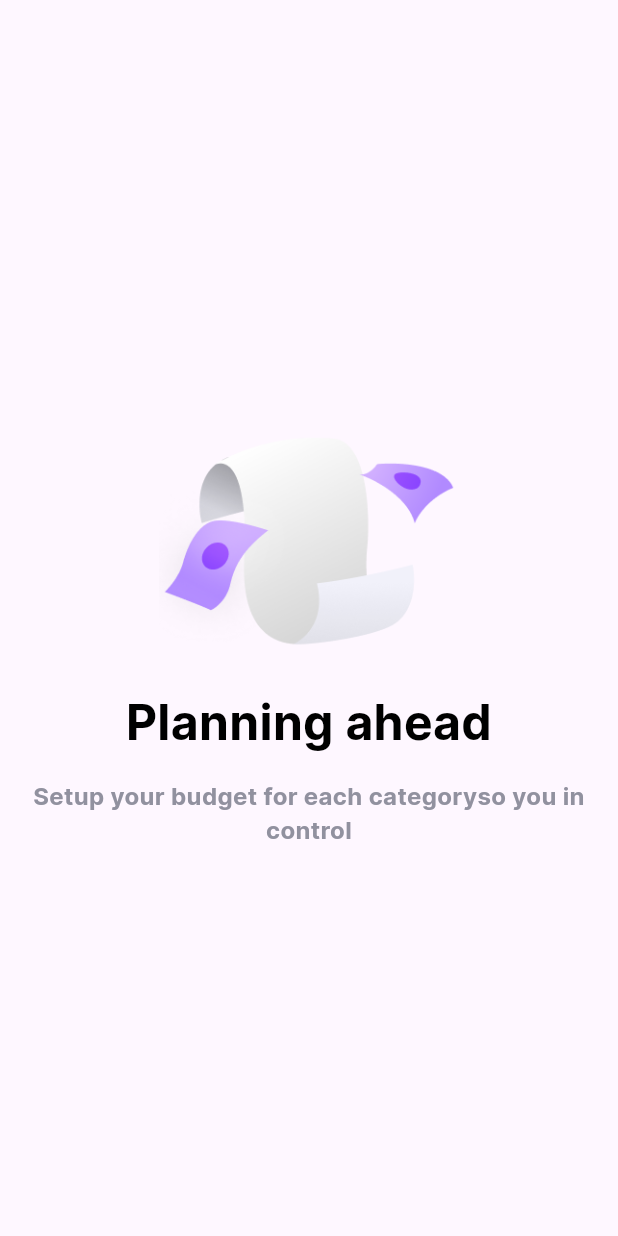
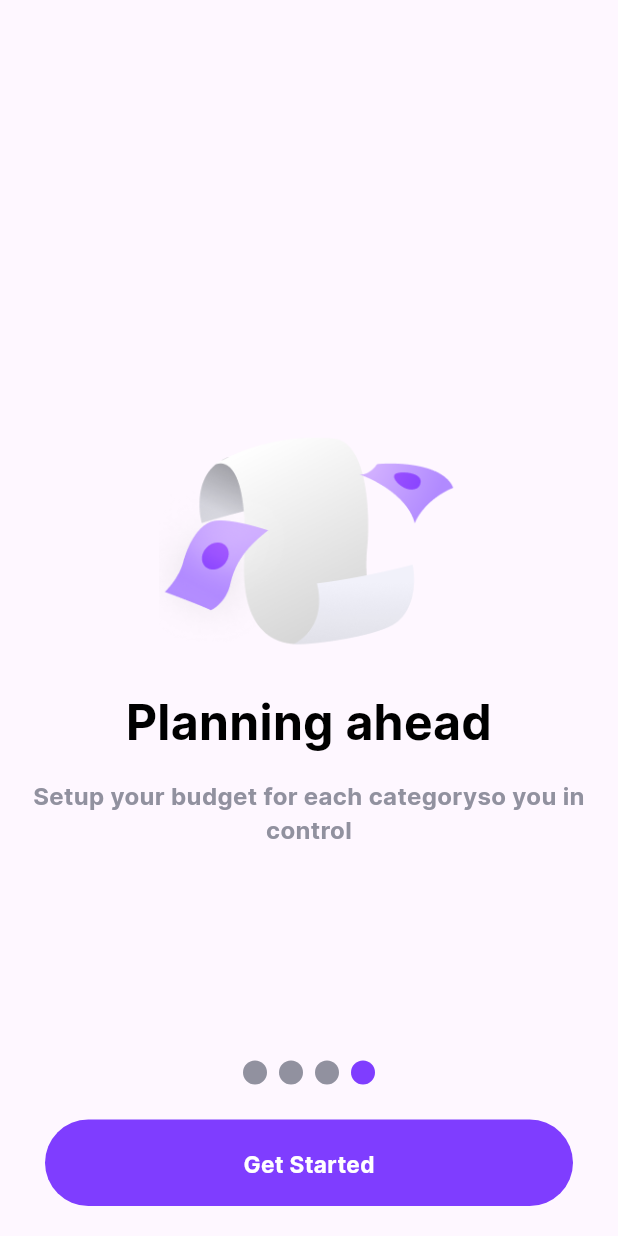
Before and after one commit to DMPDissanayake/Project_Expense, a Flutter app: the screen it shows after launch, swiped to page 4, on a phone screen of 412 x 824 dp. Run offline on Flutter 3.47's test engine with Material 3 defaults, Android fonts, the phone set to English and light mode, and no system bars; drawn by our look-alikes of smooth_page_indicator.

Commit message:
onbord srcreen

```diff
--- a/lib/Screen/on_borad_screen.dart
+++ b/lib/Screen/on_borad_screen.dart
@@ -1,7 +1,11 @@
 import 'package:flutter/material.dart';
+import 'package:project_expense/Constants/colors.dart';
 import 'package:project_expense/Data/onboradscreendata.dart';
 import 'package:project_expense/Screen/onBordScreen/front_screen.dart';
 import 'package:project_expense/Screen/onBordScreen/other_screen.dart';
+import 'package:project_expense/Screen/user_detaile_page.dart';
+import 'package:project_expense/Widgets/main_button.dart';
+import 'package:smooth_page_indicator/smooth_page_indicator.dart';
 
 class OnBoradScreen extends StatefulWidget {
   const OnBoradScreen({super.key});
@@ -11,6 +15,10 @@ class OnBoradScreen extends StatefulWidget {
 }
 
 class _OnBoradScreenState extends State<OnBoradScreen> {
+  //pageController
+  PageController _controller = PageController();
+  //shoePage
+  bool shoePage = false;
   @override
   Widget build(BuildContext context) {
     return Scaffold(
@@ -21,6 +29,12 @@ class _OnBoradScreenState extends State<OnBoradScreen> {
               children: [
                 //onBordScreen
                 PageView(
+                  controller: _controller,
+                  onPageChanged: (index) {
+                    setState(() {
+                      shoePage = index == 3;
+                    });
+                  },
                   children: [
                     FrontScreen(),
                     OtherScreen(
@@ -40,6 +54,54 @@ class _OnBoradScreenState extends State<OnBoradScreen> {
                     ),
                   ],
                 ),
+                //indicator
+                Container(
+                  alignment: Alignment(0, 0.75),
+                  child: SmoothPageIndicator(
+                    controller: _controller,
+                    count: 4,
+                    effect: WormEffect(
+                      activeDotColor: kMainColor,
+                      dotColor: kGrey,
+                    ),
+                  ),
+                ),
+                //skip button
+                Positioned(
+                  bottom: 20,
+                  right: 0,
+                  left: 0,
+                  child: Padding(
+                    padding: const EdgeInsets.symmetric(horizontal: 30),
+                    child: !shoePage
+                        ? GestureDetector(
+                            onTap: () {
+                              _controller.animateToPage(
+                                  _controller.page!.toInt() + 1,
+                                  duration: Duration(milliseconds: 400),
+                                  curve: Curves.easeInOut);
+                            },
+                            child: MainButton(
+                              bColor: kMainColor,
+                              text: shoePage ? "Get Started" : "Next",
+                            ),
+                          )
+                        : GestureDetector(
+                            onTap: () {
+                              Navigator.push(
+                                context,
+                                MaterialPageRoute(
+                                  builder: (context) => UserDetailePage(),
+                                ),
+                              );
+                            },
+                            child: MainButton(
+                              bColor: kMainColor,
+                              text: shoePage ? "Get Started" : "Next",
+                            ),
+                          ),
+                  ),
+                )
               ],
             ),
           ),
--- /dev/null
+++ b/lib/Screen/user_detaile_page.dart
@@ -0,0 +1,15 @@
+import 'package:flutter/material.dart';
+
+class UserDetailePage extends StatefulWidget {
+  const UserDetailePage({super.key});
+
+  @override
+  State<UserDetailePage> createState() => _UserDetailePageState();
+}
+
+class _UserDetailePageState extends State<UserDetailePage> {
+  @override
+  Widget build(BuildContext context) {
+    return const Placeholder();
+  }
+}
--- /dev/null
+++ b/lib/Widgets/main_button.dart
@@ -0,0 +1,37 @@
+import 'package:flutter/material.dart';
+import 'package:project_expense/Constants/colors.dart';
+
+class MainButton extends StatelessWidget {
+  final Color bColor;
+  final String text;
+  const MainButton({
+    super.key,
+    required this.bColor,
+    required this.text,
+  });
+
+  @override
+  Widget build(BuildContext context) {
+    return Container(
+      height: MediaQuery.of(context).size.height * 0.07,
+      width: double.infinity,
+      decoration: BoxDecoration(
+        color: bColor,
+        borderRadius: BorderRadius.circular(100),
+      ),
+      child: Center(
+        child: Padding(
+          padding: const EdgeInsets.all(20),
+          child: Text(
+            text,
+            style: TextStyle(
+              color: kWhite,
+              fontSize: 15,
+              fontWeight: FontWeight.bold,
+            ),
+          ),
+        ),
+      ),
+    );
+  }
+}
```
